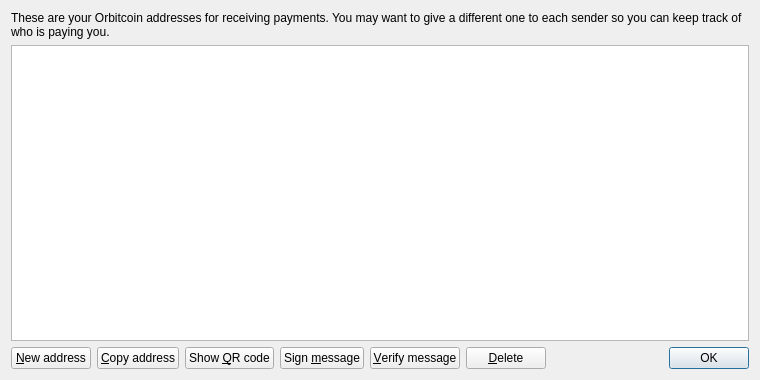
First picture: the form in src/qt/forms/addressbookpage.ui, repository TrezarCoin/TrezarCoin, before the edit.
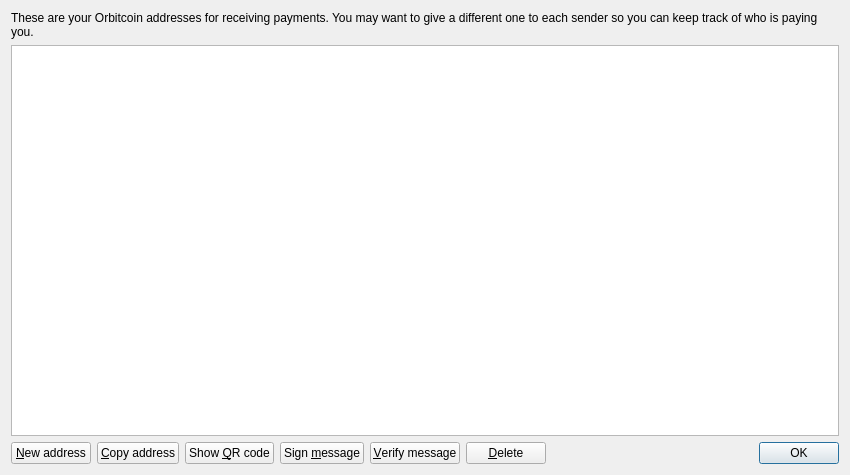
Second picture: the form after the edit. Icons and pictures are not drawn.

Commit message: Qt GUI: Size Defaults Corrected

```diff
--- a/src/qt/forms/addressbookpage.ui
+++ b/src/qt/forms/addressbookpage.ui
@@ -6,8 +6,8 @@
    <rect>
     <x>0</x>
     <y>0</y>
-    <width>760</width>
-    <height>380</height>
+    <width>850</width>
+    <height>475</height>
    </rect>
   </property>
   <property name="windowTitle">
```
The commit also changes 3 other files.
